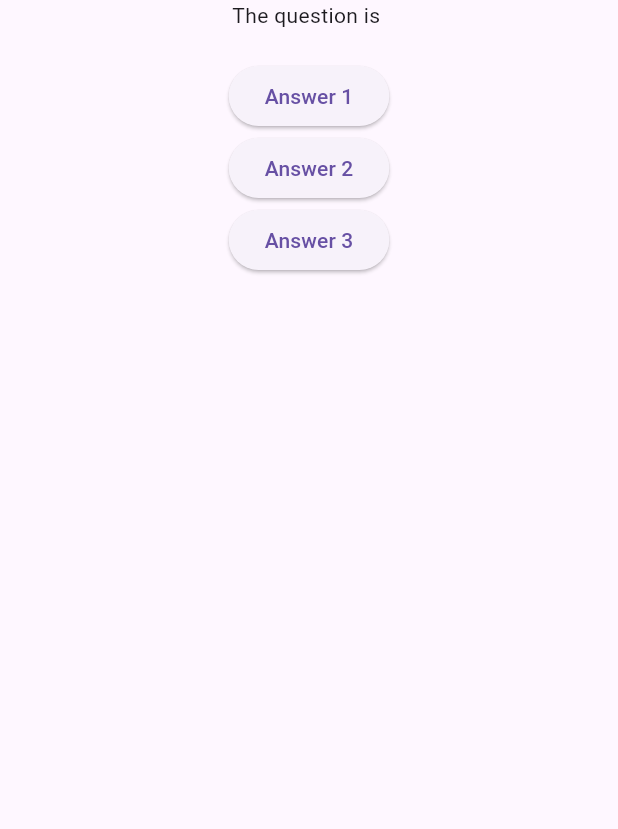
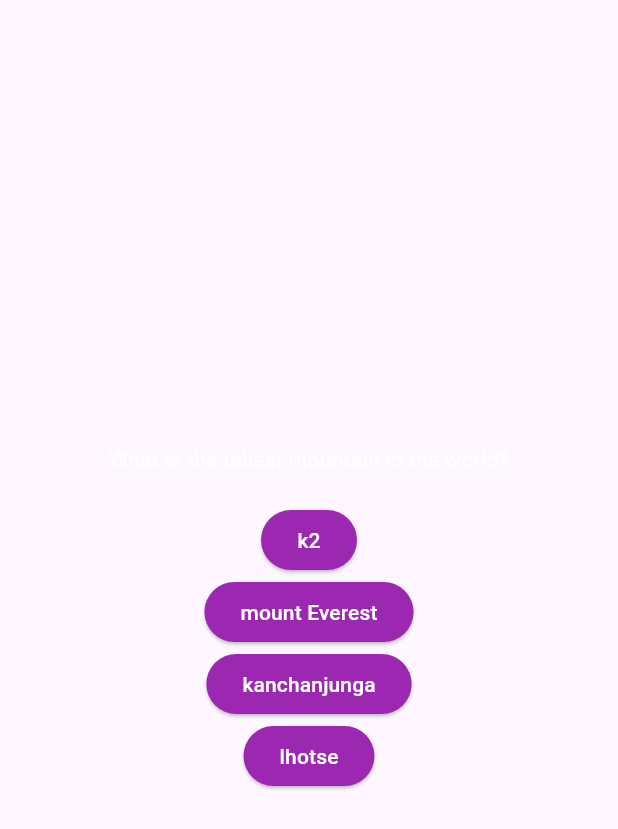
Before and after one commit to sudipeb/quizapp, a Flutter app: the QuestionScreen widget shown alone on an empty page, opened directly, on a phone screen of 412 x 824 dp. Shown: the top 829 px of the screen. Run offline on Flutter 3.47's test engine with Material 3 defaults, Android fonts, the phone set to English and light mode, and no system bars.

Commit message:
created the placeholder for inputting the questions and answers from the model

```diff
--- /dev/null
+++ b/lib/answer_button.dart
@@ -0,0 +1,23 @@
+import 'package:flutter/material.dart';
+
+class AnswerButton extends StatelessWidget {
+  const AnswerButton({
+    super.key,
+    required this.answerText,
+    required this.onTap,
+  });
+  final String answerText;
+  final void Function() onTap;
+
+  @override
+  Widget build(context) {
+    return ElevatedButton(
+      onPressed: onTap,
+      style: ElevatedButton.styleFrom(
+        backgroundColor: Colors.purple,
+        foregroundColor: Colors.white,
+      ),
+      child: Text(answerText),
+    );
+  }
+}
--- a/lib/screens/questions.dart
+++ b/lib/screens/questions.dart
@@ -1,4 +1,6 @@
 import 'package:flutter/material.dart';
+import 'package:quizapp/answer_button.dart';
+import 'package:quizapp/data/questions.dart';
 
 class QuestionScreen extends StatefulWidget {
   const QuestionScreen({super.key});
@@ -8,17 +10,20 @@ class QuestionScreen extends StatefulWidget {
 }
 
 class _QuestionScreenState extends State<QuestionScreen> {
+  final currentQuestions = questions[0];
   @override
   Widget build(BuildContext context) {
     return SizedBox(
       width: double.infinity,
       child: Column(
+        mainAxisAlignment: MainAxisAlignment.center,
         children: [
-          Text('The question is '),
+          Text(currentQuestions.text, style: TextStyle(color: Colors.white)),
           SizedBox(height: 20),
-          ElevatedButton(onPressed: () {}, child: Text('Answer 1')),
-          ElevatedButton(onPressed: () {}, child: Text('Answer 2')),
-          ElevatedButton(onPressed: () {}, child: Text('Answer 3')),
+          AnswerButton(onTap: () {}, answerText: currentQuestions.answers[0]),
+          AnswerButton(onTap: () {}, answerText: currentQuestions.answers[1]),
+          AnswerButton(onTap: () {}, answerText: currentQuestions.answers[2]),
+          AnswerButton(onTap: () {}, answerText: currentQuestions.answers[3]),
         ],
       ),
     );
--- a/lib/screens/quiz.dart
+++ b/lib/screens/quiz.dart
@@ -16,11 +16,11 @@ class _QuizScreenState extends State<QuizScreen> {
   /// as it can lead to performance issues
   /// but for small apps its okay
   // var activescreen = StartScreen();
-  var activescreen = 'Start-screen';
+  var activescreen = 'start-screen';
 
   void switchScreen() {
     setState(() {
-      activescreen = 'Question-screen';
+      activescreen = 'question-screen';
     });
   }
 
```
